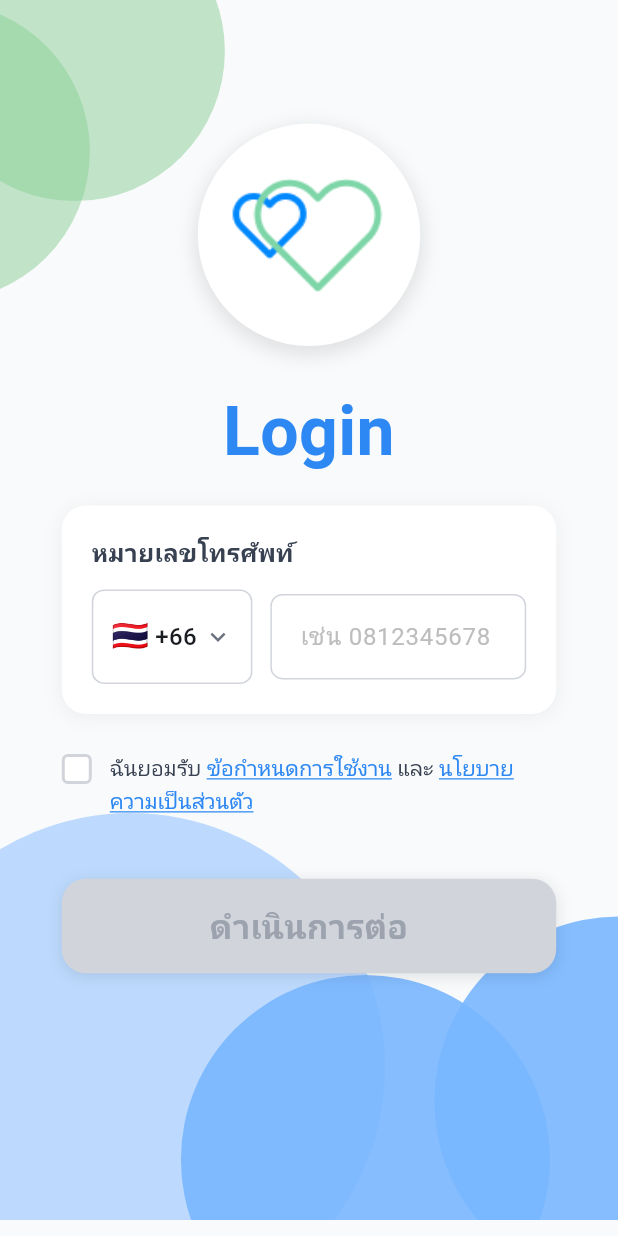
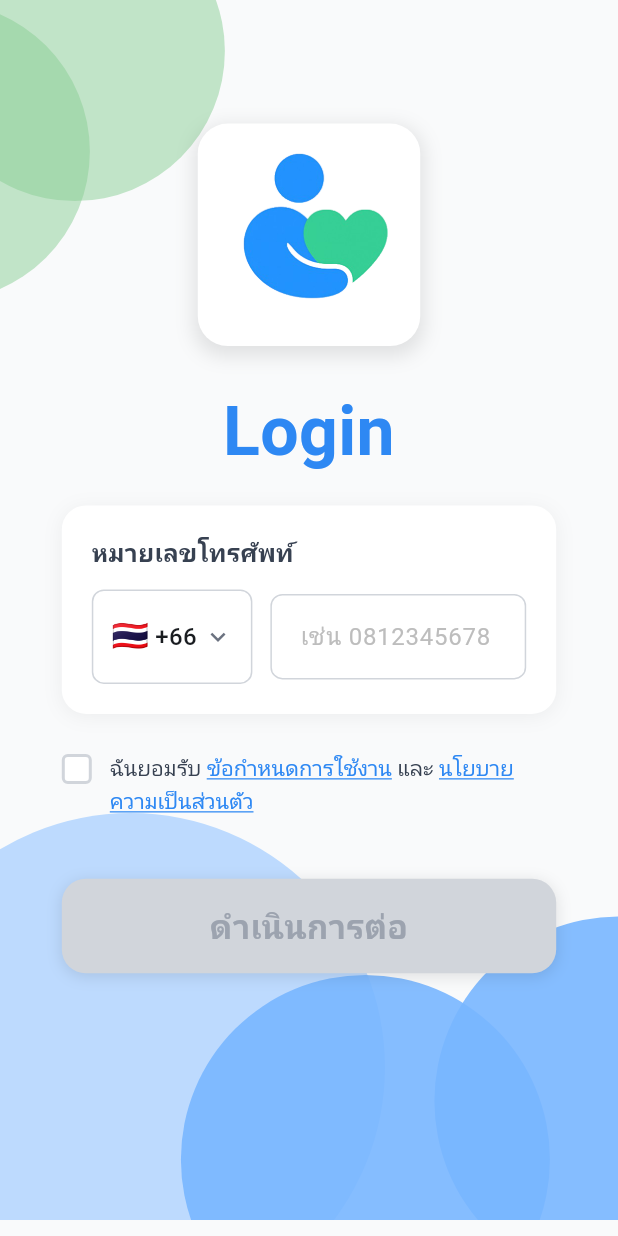
Before and after one commit to Punyaput/TUENJAI, a Flutter app: the LoginScreen screen opened directly, on a phone screen of 412 x 824 dp. Run offline on Flutter 3.47's test engine with Material 3 defaults, Android fonts, the phone set to English and light mode, and no system bars; Roboto replaces fonts that are missing (NotoLoopedThaiUI, Raleway).

Commit message:
changed logo

```diff
--- a/lib/screens/login_screen.dart
+++ b/lib/screens/login_screen.dart
@@ -132,7 +132,6 @@ class _LoginScreenState extends State<LoginScreen> {
             SingleChildScrollView(
               padding: EdgeInsets.symmetric(horizontal: screenWidth * 0.1),
               child: Column(
-                crossAxisAlignment: CrossAxisAlignment.stretch,
                 children: [
                   SizedBox(height: screenHeight * 0.1),
                   const LogoWidget(),
--- a/lib/widgets/logo_widget.dart
+++ b/lib/widgets/logo_widget.dart
@@ -12,8 +12,8 @@ class LogoWidget extends StatelessWidget {
       width: logoSize,
       height: logoSize,
       decoration: BoxDecoration(
-        shape: BoxShape.circle,
         color: Colors.white,
+        borderRadius: BorderRadius.circular(20), // 👈 rounded square
         boxShadow: [
           BoxShadow(
             color: Colors.black.withOpacity(0.1),
@@ -26,8 +26,8 @@ class LogoWidget extends StatelessWidget {
       child: Center(
         child: Image.asset(
           'assets/images/Logo_TUENJAI.png',
-          width: logoSize * 0.7,
-          height: logoSize * 0.7,
+          width: logoSize,
+          height: logoSize,
           fit: BoxFit.contain,
         ),
       ),
```
Also changed, not shown: assets/images/Logo_TUENJAI.png.
